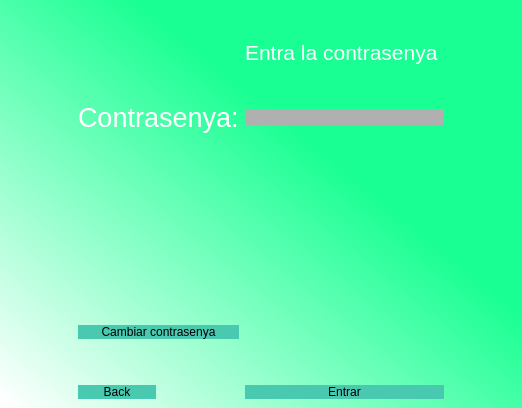
This is Vistes/Contra_jaTe.ui in Jordiva/MongoDB as Qt 5 draws it before an edit. The edited form follows.
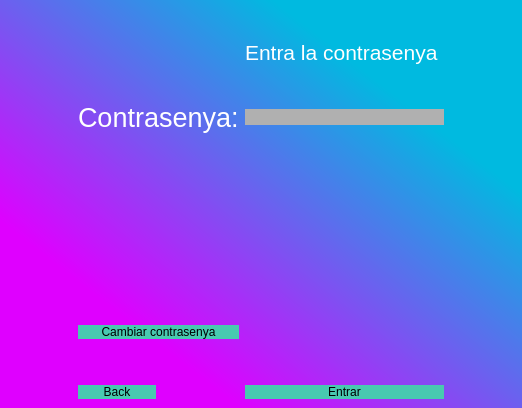
This is the edited form.

```diff
--- a/Vistes/Contra_jaTe.ui
+++ b/Vistes/Contra_jaTe.ui
@@ -14,8 +14,9 @@
    <string>Login</string>
   </property>
   <property name="styleSheet">
-   <string notr="true">QWidget#centralwidget{
-background-color: qlineargradient(spread:pad, x1:0.637, y1:0.392364, x2:0.01, y2:0.994, stop:0 rgba(26, 255, 147, 255), stop:1 rgba(255, 255, 255, 255));
+   <string notr="true">
+QWidget#centralwidget{
+background-color:qlineargradient(spread:pad, x1:0, y1:1, x2:1, y2:0, stop:0.228856 rgba(223, 0, 255, 255), stop:0.761194 rgba(0, 186, 224, 255));
 }</string>
   </property>
   <widget class="QWidget" name="centralwidget">
```
